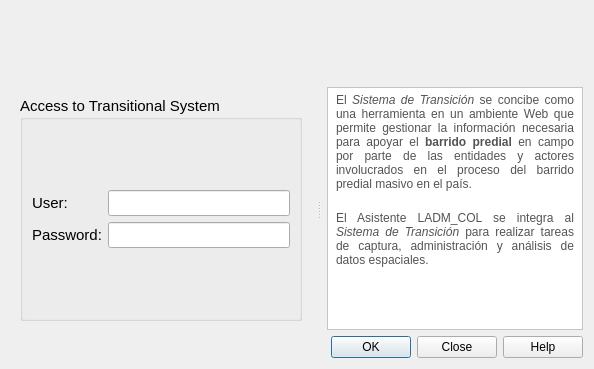
First picture: the form in asistente_ladm_col/ui/transitional_system/dlg_login_st.ui, repository SwissTierrasColombia/Asistente-LADM-COL, before the edit.
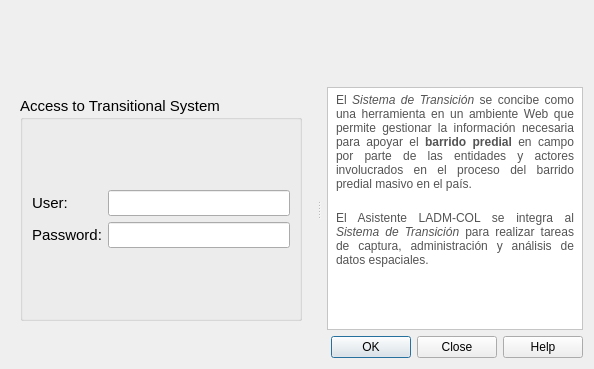
Second picture: the form after the edit. Icons and pictures are not drawn. Custom widgets are drawn as their Qt base class.

The edit to the form file:
```diff
--- a/asistente_ladm_col/ui/transitional_system/dlg_login_st.ui
+++ b/asistente_ladm_col/ui/transitional_system/dlg_login_st.ui
@@ -173,7 +173,7 @@
 &lt;/style&gt;&lt;/head&gt;&lt;body style=&quot; font-family:'Noto Sans'; font-size:9pt; font-weight:400; font-style:normal;&quot;&gt;
 &lt;p align=&quot;justify&quot; style=&quot; margin-top:3px; margin-bottom:3px; margin-left:3px; margin-right:3px; -qt-block-indent:0; text-indent:0px;&quot;&gt;&lt;span style=&quot; font-family:'Roboto,sans-serif'; color:#545454;&quot;&gt;El &lt;/span&gt;&lt;span style=&quot; font-family:'Roboto,sans-serif'; font-style:italic; color:#545454;&quot;&gt;Sistema de Transición&lt;/span&gt;&lt;span style=&quot; font-family:'Roboto,sans-serif'; color:#545454;&quot;&gt; se concibe como una herramienta en un ambiente Web que permite gestionar la información necesaria para apoyar el &lt;/span&gt;&lt;span style=&quot; font-family:'Roboto,sans-serif'; font-weight:600; color:#545454;&quot;&gt;barrido predial&lt;/span&gt;&lt;span style=&quot; font-family:'Roboto,sans-serif'; color:#545454;&quot;&gt; en campo por parte de las entidades y actores involucrados en el proceso del barrido predial masivo en el país.  &lt;/span&gt;&lt;/p&gt;
 &lt;p align=&quot;justify&quot; style=&quot;-qt-paragraph-type:empty; margin-top:3px; margin-bottom:3px; margin-left:3px; margin-right:3px; -qt-block-indent:0; text-indent:0px; font-family:'Roboto,sans-serif'; color:#545454;&quot;&gt;&lt;br /&gt;&lt;/p&gt;
-&lt;p align=&quot;justify&quot; style=&quot; margin-top:3px; margin-bottom:3px; margin-left:3px; margin-right:3px; -qt-block-indent:0; text-indent:0px;&quot;&gt;&lt;span style=&quot; font-family:'Roboto,sans-serif'; color:#545454;&quot;&gt;El Asistente LADM_COL se integra al &lt;/span&gt;&lt;span style=&quot; font-family:'Roboto,sans-serif'; font-style:italic; color:#545454;&quot;&gt;Sistema de Transición&lt;/span&gt;&lt;span style=&quot; font-family:'Roboto,sans-serif'; color:#545454;&quot;&gt; para realizar tareas de captura, administración y análisis de datos espaciales.&lt;/span&gt;&lt;/p&gt;
+&lt;p align=&quot;justify&quot; style=&quot; margin-top:3px; margin-bottom:3px; margin-left:3px; margin-right:3px; -qt-block-indent:0; text-indent:0px;&quot;&gt;&lt;span style=&quot; font-family:'Roboto,sans-serif'; color:#545454;&quot;&gt;El Asistente LADM-COL se integra al &lt;/span&gt;&lt;span style=&quot; font-family:'Roboto,sans-serif'; font-style:italic; color:#545454;&quot;&gt;Sistema de Transición&lt;/span&gt;&lt;span style=&quot; font-family:'Roboto,sans-serif'; color:#545454;&quot;&gt; para realizar tareas de captura, administración y análisis de datos espaciales.&lt;/span&gt;&lt;/p&gt;
 &lt;p style=&quot;-qt-paragraph-type:empty; margin-top:0px; margin-bottom:0px; margin-left:0px; margin-right:0px; -qt-block-indent:0; text-indent:0px; color:#545454;&quot;&gt;&lt;br /&gt;&lt;/p&gt;&lt;/body&gt;&lt;/html&gt;</string>
       </property>
       <property name="textInteractionFlags">
```
Left out of the diff: 4 changed lines with no effect on the pictures.
